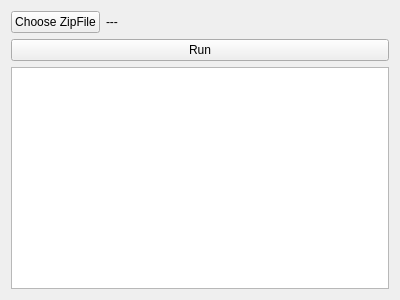
The window that ui/form.ui (BioImaging-NKI/ImageStreamCombiner) describes before a commit, drawn with Qt 5.
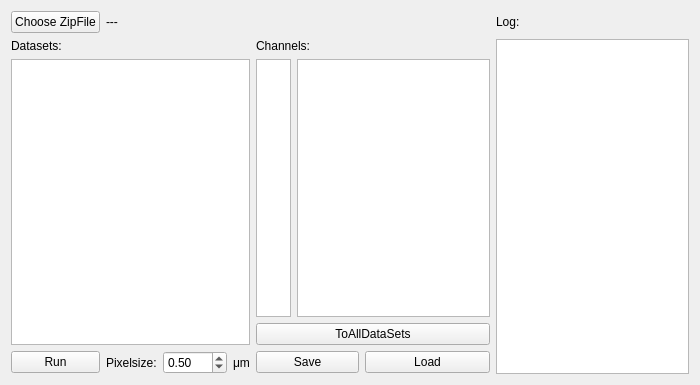
The same window after the commit.

The edit to the form file:
```diff
--- a/ui/form.ui
+++ b/ui/form.ui
@@ -6,28 +6,60 @@
    <rect>
     <x>0</x>
     <y>0</y>
-    <width>400</width>
-    <height>300</height>
+    <width>700</width>
+    <height>385</height>
    </rect>
   </property>
   <property name="windowTitle">
    <string>Form</string>
   </property>
   <layout class="QGridLayout" name="gridLayout_2">
-   <item row="1" column="0" colspan="2">
-    <widget class="QPushButton" name="run_btn">
+   <item row="1" column="0">
+    <widget class="QLabel" name="label_3">
+     <property name="sizePolicy">
+      <sizepolicy hsizetype="Preferred" vsizetype="Fixed">
+       <horstretch>0</horstretch>
+       <verstretch>0</verstretch>
+      </sizepolicy>
+     </property>
+     <property name="text">
+      <string>Datasets:</string>
+     </property>
+    </widget>
+   </item>
+   <item row="5" column="2">
+    <widget class="QDoubleSpinBox" name="dsb_pixelsize">
+     <property name="maximum">
+      <double>100.000000000000000</double>
+     </property>
+     <property name="singleStep">
+      <double>0.250000000000000</double>
+     </property>
+     <property name="value">
+      <double>0.500000000000000</double>
+     </property>
+    </widget>
+   </item>
+   <item row="1" column="8" rowspan="5" colspan="3">
+    <widget class="QPlainTextEdit" name="pte_log"/>
+   </item>
+   <item row="5" column="0">
+    <widget class="QPushButton" name="pb_run">
      <property name="text">
       <string>Run</string>
      </property>
     </widget>
    </item>
-   <item row="0" column="1">
-    <widget class="QLabel" name="in_lbl">
+   <item row="0" column="8" colspan="3">
+    <widget class="QLabel" name="label">
      <property name="text">
-      <string>---</string>
+      <string>Log:</string>
      </property>
     </widget>
    </item>
+   <item row="2" column="0" rowspan="3" colspan="4">
+    <widget class="QListWidget" name="lw_datasets"/>
+   </item>
    <item row="0" column="0">
     <widget class="QPushButton" name="in_btn">
      <property name="sizePolicy">
@@ -41,8 +73,79 @@
      </property>
     </widget>
    </item>
-   <item row="2" column="0" colspan="2">
-    <widget class="QPlainTextEdit" name="log_txt"/>
+   <item row="5" column="3">
+    <widget class="QLabel" name="label_5">
+     <property name="text">
+      <string>μm</string>
+     </property>
+    </widget>
+   </item>
+   <item row="0" column="1" colspan="7">
+    <widget class="QLabel" name="l_filein">
+     <property name="text">
+      <string>---</string>
+     </property>
+    </widget>
+   </item>
+   <item row="5" column="1">
+    <widget class="QLabel" name="label_2">
+     <property name="text">
+      <string>Pixelsize:</string>
+     </property>
+    </widget>
+   </item>
+   <item row="1" column="4" colspan="4">
+    <widget class="QLabel" name="label_4">
+     <property name="sizePolicy">
+      <sizepolicy hsizetype="Preferred" vsizetype="Fixed">
+       <horstretch>0</horstretch>
+       <verstretch>0</verstretch>
+      </sizepolicy>
+     </property>
+     <property name="text">
+      <string>Channels:</string>
+     </property>
+    </widget>
+   </item>
+   <item row="4" column="4" colspan="4">
+    <widget class="QPushButton" name="pb_toallchannels">
+     <property name="text">
+      <string>ToAllDataSets</string>
+     </property>
+    </widget>
+   </item>
+   <item row="2" column="5" rowspan="2" colspan="3">
+    <widget class="QListWidget" name="lw_channels"/>
+   </item>
+   <item row="2" column="4" rowspan="2">
+    <widget class="QListWidget" name="lw_channelnrs">
+     <property name="sizePolicy">
+      <sizepolicy hsizetype="Fixed" vsizetype="Expanding">
+       <horstretch>0</horstretch>
+       <verstretch>0</verstretch>
+      </sizepolicy>
+     </property>
+     <property name="maximumSize">
+      <size>
+       <width>35</width>
+       <height>16777215</height>
+      </size>
+     </property>
+    </widget>
+   </item>
+   <item row="5" column="6" colspan="2">
+    <widget class="QPushButton" name="pb_load">
+     <property name="text">
+      <string>Load</string>
+     </property>
+    </widget>
+   </item>
+   <item row="5" column="4" colspan="2">
+    <widget class="QPushButton" name="pb_save">
+     <property name="text">
+      <string>Save</string>
+     </property>
+    </widget>
    </item>
   </layout>
  </widget>
```
Left out of the diff: 2 changed lines with no effect on the pictures.
